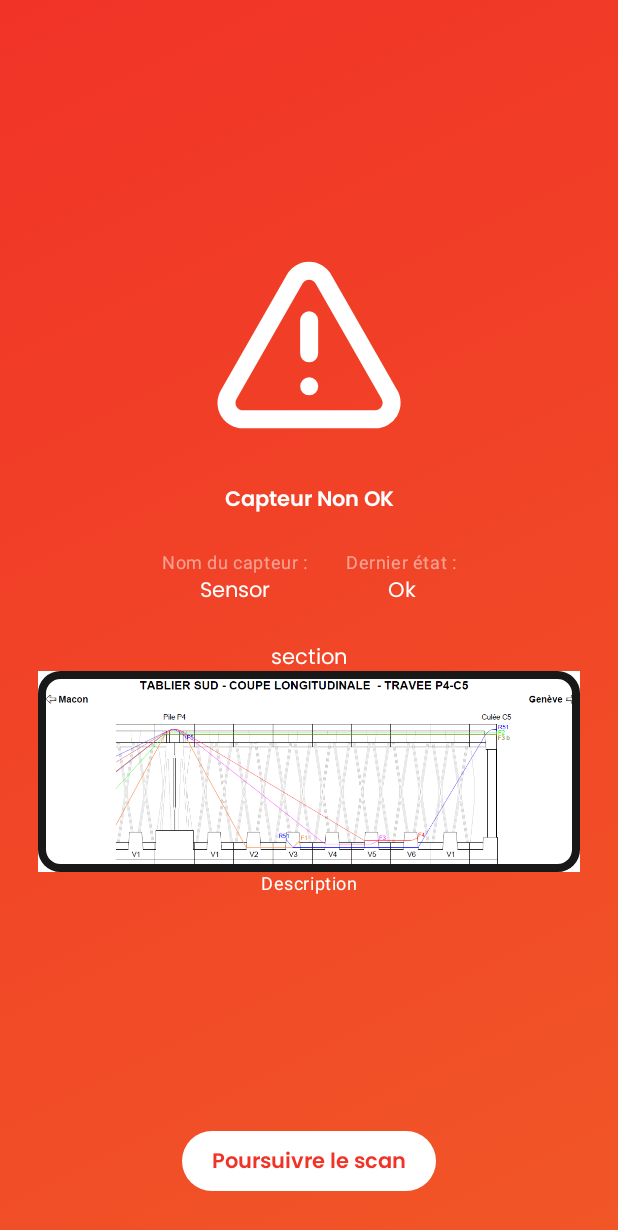
After one commit to StructSure-LastProject/StructSure, an Android app built with Jetpack Compose: the Nok screen opened through its navigation route, on a phone screen of 412 x 824 dp. The commit adds this screen. Shown: the top 1230 px of the screen. Run offline under Robolectric (Android 15) with nearby library versions, the phone set to English and light mode, and no system bars; our stand-ins replace Room's generated code; 2 statements that could not run were skipped.

Commit message:
Page de scan NOK (Probleme affichage des plans) Manque liaison avec bdd

```diff
--- a/Android/app/src/main/java/fr/uge/structsure/MainActivity.kt
+++ b/Android/app/src/main/java/fr/uge/structsure/MainActivity.kt
@@ -24,6 +24,7 @@ import androidx.navigation.compose.NavHost
 import androidx.navigation.compose.composable
 import androidx.navigation.compose.rememberNavController
 import com.csl.cslibrary4a.Cs108Library4A
+import fr.uge.structsure.alertes.Nok
 import fr.uge.structsure.bluetooth.cs108.Cs108Connector
 import fr.uge.structsure.components.ButtonText
 import fr.uge.structsure.database.AppDatabase
@@ -148,7 +149,7 @@ class MainActivity : ComponentActivity() {
                 var connexion = true  // false si pas de connexion
                 var loggedIn = true  // true si déjà connecté
                 val homePage = if (connexion && !loggedIn) "ConnexionPage" else "HomePage"
-                NavHost(navController = navController, startDestination = homePage) {
+                NavHost(navController = navController, startDestination = "AlerteNok") {
                     composable("HomePage") { HomePage(connexionCS108, navController, structureViewModel) }
 
                     composable("startScan?structureId={structureId}") { backStackEntry ->
@@ -158,16 +159,12 @@ class MainActivity : ComponentActivity() {
                     composable("ConnexionPage") { /*ConnexionCard(navController)*/ }
                     composable("ScanPage"){ /*ScanPage(navController)*/ }
                     composable("AlerteOk"){ /*AlerteOk(navController)*/ }
-                    composable("AlerteNok"){ /*AlerteNok(navController)*/ }
+                    composable("AlerteNok"){ Nok(navController,"Sensor","Ok") }
                     composable("SettingsPage"){ SettingsPage() }
                 }
             }
 
         }
-
-
-
-
     }
 
     override fun onRestart() {
--- /dev/null
+++ b/Android/app/src/main/java/fr/uge/structsure/alertes/Defaillant.kt
@@ -0,0 +1 @@
+package fr.uge.structsure.alertes
--- /dev/null
+++ b/Android/app/src/main/java/fr/uge/structsure/alertes/Nok.kt
@@ -0,0 +1,115 @@
+package fr.uge.structsure.alertes
+
+import android.annotation.SuppressLint
+import androidx.compose.foundation.Image
+import androidx.compose.foundation.background
+import androidx.compose.foundation.layout.Arrangement
+import androidx.compose.foundation.layout.Column
+import androidx.compose.foundation.layout.Row
+import androidx.compose.foundation.layout.fillMaxHeight
+import androidx.compose.foundation.layout.fillMaxSize
+import androidx.compose.foundation.layout.fillMaxWidth
+import androidx.compose.foundation.layout.padding
+import androidx.compose.material3.MaterialTheme
+import androidx.compose.material3.Scaffold
+import androidx.compose.material3.Text
+import androidx.compose.runtime.Composable
+import androidx.compose.ui.Alignment
+import androidx.compose.ui.Modifier
+import androidx.compose.ui.focus.focusModifier
+import androidx.compose.ui.graphics.Brush
+import androidx.compose.ui.graphics.Color
+import androidx.compose.ui.input.pointer.motionEventSpy
+import androidx.compose.ui.res.painterResource
+import androidx.compose.ui.text.TextStyle
+import androidx.compose.ui.unit.dp
+import androidx.navigation.NavController
+import fr.uge.structsure.R
+import fr.uge.structsure.components.ButtonText
+import fr.uge.structsure.ui.theme.Red
+import fr.uge.structsure.ui.theme.White
+
+@SuppressLint("UnusedMaterial3ScaffoldPaddingParameter")
+@Composable
+fun Nok(navController: NavController, sensorName:String, lastStateSensor:String){
+     Scaffold (
+         content = {
+            Column(
+                modifier = Modifier
+                    .background(Brush.linearGradient(colors = listOf(Color(0xFFF13327),Color(0xFFF15627))))
+                    .fillMaxSize()
+                    .padding(start = 25.dp, top = 50.dp, end = 25.dp, bottom = 113.dp),
+                verticalArrangement = Arrangement.spacedBy(25.dp, Alignment.CenterVertically),
+                horizontalAlignment = Alignment.CenterHorizontally,
+            ){
+                Image(
+                    painter = painterResource(id = R.drawable.lucide_triangle_alert),
+                    contentDescription = "Triangle d'alerte"
+                )
+                Text(
+                    text = "Capteur Non OK",
+                    color = White,
+                    style = MaterialTheme.typography.bodyLarge
+                )
+
+                //Ligne info capteur
+                Row(
+                    modifier = Modifier.fillMaxWidth(),
+                    horizontalArrangement =  Arrangement.spacedBy(25.dp, Alignment.CenterHorizontally)
+                ) {
+                    Column (
+                        horizontalAlignment = Alignment.CenterHorizontally
+                    ){
+                        Text(
+                            text = "Nom du capteur :",
+                            color = Color(0x80FFFFFF),
+                            style = MaterialTheme.typography.bodySmall
+                        )
+                        Text(
+                            text = sensorName,
+                            color = White,
+                            style = MaterialTheme.typography.bodyMedium
+                        )
+                    }
+                    Column (
+                        horizontalAlignment = Alignment.CenterHorizontally
+                    ){
+                        Text(
+                            text = "Dernier état :",
+                            color = Color(0x80FFFFFF),
+                            style = MaterialTheme.typography.bodySmall
+                        )
+                        Text(
+                            text = lastStateSensor,color = White,
+
+                            style = MaterialTheme.typography.bodyMedium
+                        )
+                    }
+                }
+
+                //Ligne info plan
+                Plan()
+
+
+            }
+        },
+        bottomBar = {
+            //Bouton poursuivre le scan
+            Row (
+                modifier = Modifier.fillMaxWidth().padding(30.dp),
+                verticalAlignment = Alignment.Bottom,
+                horizontalArrangement = Arrangement.Center
+            ) {
+                ButtonText(
+                    text = "Poursuivre le scan",
+                    color = Red,
+                    background = White,
+                    id = null,
+                    onClick = {navController.navigateUp()} //pas sur de ça
+                )
+            }
+        }
+    )
+
+
+}
--- /dev/null
+++ b/Android/app/src/main/java/fr/uge/structsure/alertes/Plan.kt
@@ -0,0 +1,42 @@
+package fr.uge.structsure.alertes
+
+import androidx.compose.foundation.Image
+import androidx.compose.foundation.border
+import androidx.compose.foundation.layout.Column
+import androidx.compose.foundation.shape.RoundedCornerShape
+import androidx.compose.material3.MaterialTheme
+import androidx.compose.material3.Text
+import androidx.compose.runtime.Composable
+import androidx.compose.ui.Alignment
+import androidx.compose.ui.Alignment.Companion.CenterHorizontally
+import androidx.compose.ui.Modifier
+import androidx.compose.ui.graphics.Color
+import androidx.compose.ui.res.painterResource
+import androidx.compose.ui.unit.dp
+import fr.uge.structsure.R
+import fr.uge.structsure.ui.theme.Black
+import fr.uge.structsure.ui.theme.White
+
+@Composable
+fun Plan(){
+    Column(
+        horizontalAlignment = Alignment.CenterHorizontally
+    ) {
+        Text(
+            text = "section",
+            style = MaterialTheme.typography.bodyMedium,
+            color = White
+        )
+        Image(
+            modifier = Modifier.border(width = 5.dp, color = Black, shape = RoundedCornerShape(size = 15.dp)),
+            painter = painterResource(id = R.drawable.plan_glaciere),
+            contentDescription = "Plan", //nom du plan peut être
+
+        )
+        Text(
+            text = "Description",
+            style = MaterialTheme.typography.bodySmall,
+            color = White
+        )
+    }
+}
--- /dev/null
+++ b/Android/app/src/main/res/drawable/lucide_triangle_alert.xml
@@ -0,0 +1,13 @@
+<vector xmlns:android="http://schemas.android.com/apk/res/android"
+    android:width="132dp"
+    android:height="133dp"
+    android:viewportWidth="132"
+    android:viewportHeight="133">
+  <path
+      android:pathData="M66.1,49.58V71.58M66.1,93.58H66.15M119.61,99.08L75.61,22.08C74.65,20.38 73.26,18.98 71.58,18C69.9,17.02 67.99,16.5 66.04,16.5C64.1,16.5 62.19,17.02 60.51,18C58.82,18.98 57.43,20.38 56.47,22.08L12.47,99.08C11.5,100.76 11,102.66 11,104.6C11,106.54 11.52,108.44 12.5,110.12C13.48,111.79 14.88,113.18 16.56,114.14C18.25,115.1 20.16,115.59 22.1,115.58H110.1C112.03,115.57 113.92,115.07 115.6,114.1C117.27,113.13 118.65,111.74 119.62,110.07C120.58,108.4 121.09,106.5 121.09,104.57C121.09,102.64 120.58,100.75 119.61,99.08Z"
+      android:strokeLineJoin="round"
+      android:strokeWidth="12"
+      android:fillColor="#00000000"
+      android:strokeColor="#ffffff"
+      android:strokeLineCap="round"/>
+</vector>
```
Also changed, not shown: Android/app/src/main/res/drawable/plan_glaciere.png (added).
